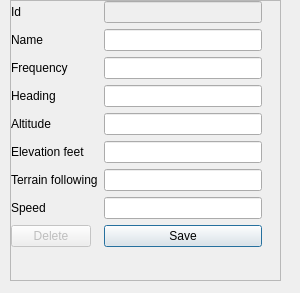
Above: FGPropagationTool/mobileform.ui from QDeltaSoft/qradiopredict before the change. Below: the same form after it.
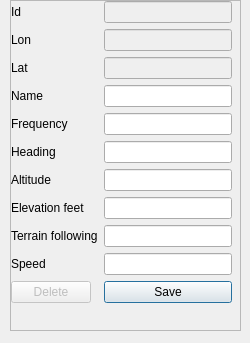
That is the form after the change.

Diff of the .ui file:
```diff
--- a/FGPropagationTool/mobileform.ui
+++ b/FGPropagationTool/mobileform.ui
@@ -6,8 +6,8 @@
    <rect>
     <x>0</x>
     <y>0</y>
-    <width>300</width>
-    <height>293</height>
+    <width>250</width>
+    <height>343</height>
    </rect>
   </property>
   <property name="sizePolicy">
@@ -18,7 +18,7 @@
   </property>
   <property name="minimumSize">
    <size>
-    <width>300</width>
+    <width>250</width>
     <height>200</height>
    </size>
   </property>
@@ -30,8 +30,8 @@
     <rect>
      <x>10</x>
      <y>0</y>
-     <width>271</width>
-     <height>281</height>
+     <width>231</width>
+     <height>331</height>
     </rect>
    </property>
    <property name="horizontalScrollBarPolicy">
@@ -45,8 +45,8 @@
      <rect>
       <x>0</x>
       <y>0</y>
-      <width>269</width>
-      <height>279</height>
+      <width>229</width>
+      <height>329</height>
      </rect>
     </property>
     <widget class="QWidget" name="formLayoutWidget">
@@ -54,62 +54,62 @@
       <rect>
        <x>0</x>
        <y>0</y>
-       <width>251</width>
-       <height>274</height>
+       <width>221</width>
+       <height>321</height>
       </rect>
      </property>
      <layout class="QFormLayout" name="formLayout">
-      <item row="1" column="0">
+      <item row="3" column="0">
        <widget class="QLabel" name="label">
         <property name="text">
          <string>Name</string>
         </property>
        </widget>
       </item>
-      <item row="1" column="1">
+      <item row="3" column="1">
        <widget class="QLineEdit" name="nameEdit"/>
       </item>
-      <item row="3" column="0">
+      <item row="5" column="0">
        <widget class="QLabel" name="label_2">
         <property name="text">
          <string>Heading</string>
         </property>
        </widget>
       </item>
-      <item row="3" column="1">
+      <item row="5" column="1">
        <widget class="QLineEdit" name="headingEdit"/>
       </item>
-      <item row="4" column="0">
+      <item row="6" column="0">
        <widget class="QLabel" name="label_3">
         <property name="text">
          <string>Altitude</string>
         </property>
        </widget>
       </item>
-      <item row="4" column="1">
+      <item row="6" column="1">
        <widget class="QLineEdit" name="altitudeEdit"/>
       </item>
-      <item row="6" column="0">
+      <item row="8" column="0">
        <widget class="QLabel" name="label_4">
         <property name="text">
          <string>Terrain following</string>
         </property>
        </widget>
       </item>
-      <item row="6" column="1">
+      <item row="8" column="1">
        <widget class="QLineEdit" name="terrainFollowingEdit"/>
       </item>
-      <item row="7" column="0">
+      <item row="9" column="0">
        <widget class="QLabel" name="label_5">
         <property name="text">
          <string>Speed</string>
         </property>
        </widget>
       </item>
-      <item row="7" column="1">
-       <widget class="QLineEdit" name="speedEdit"/>
-      </item>
       <item row="9" column="1">
+       <widget class="QLineEdit" name="speedEdit"/>
+      </item>
+      <item row="11" column="1">
        <widget class="QPushButton" name="saveButton">
         <property name="text">
          <string>Save</string>
@@ -119,7 +119,7 @@
         </property>
        </widget>
       </item>
-      <item row="9" column="0">
+      <item row="11" column="0">
        <widget class="QPushButton" name="deleteButton">
         <property name="enabled">
          <bool>false</bool>
@@ -129,14 +129,14 @@
         </property>
        </widget>
       </item>
-      <item row="2" column="0">
+      <item row="4" column="0">
        <widget class="QLabel" name="frequencyLabel">
         <property name="text">
          <string>Frequency</string>
         </property>
        </widget>
       </item>
-      <item row="2" column="1">
+      <item row="4" column="1">
        <widget class="QLineEdit" name="frequencyEdit"/>
       </item>
       <item row="0" column="0">
@@ -153,16 +153,44 @@
         </property>
        </widget>
       </item>
-      <item row="5" column="0">
+      <item row="7" column="0">
        <widget class="QLabel" name="elevationFeetLabel">
         <property name="text">
          <string>Elevation feet</string>
         </property>
        </widget>
       </item>
-      <item row="5" column="1">
+      <item row="7" column="1">
        <widget class="QLineEdit" name="elevationFeetEdit"/>
       </item>
+      <item row="1" column="0">
+       <widget class="QLabel" name="label_6">
+        <property name="text">
+         <string>Lon</string>
+        </property>
+       </widget>
+      </item>
+      <item row="1" column="1">
+       <widget class="QLineEdit" name="lonEdit">
+        <property name="enabled">
+         <bool>false</bool>
+        </property>
+       </widget>
+      </item>
+      <item row="2" column="0">
+       <widget class="QLabel" name="label_7">
+        <property name="text">
+         <string>Lat</string>
+        </property>
+       </widget>
+      </item>
+      <item row="2" column="1">
+       <widget class="QLineEdit" name="latEdit">
+        <property name="enabled">
+         <bool>false</bool>
+        </property>
+       </widget>
+      </item>
      </layout>
     </widget>
    </widget>
```
